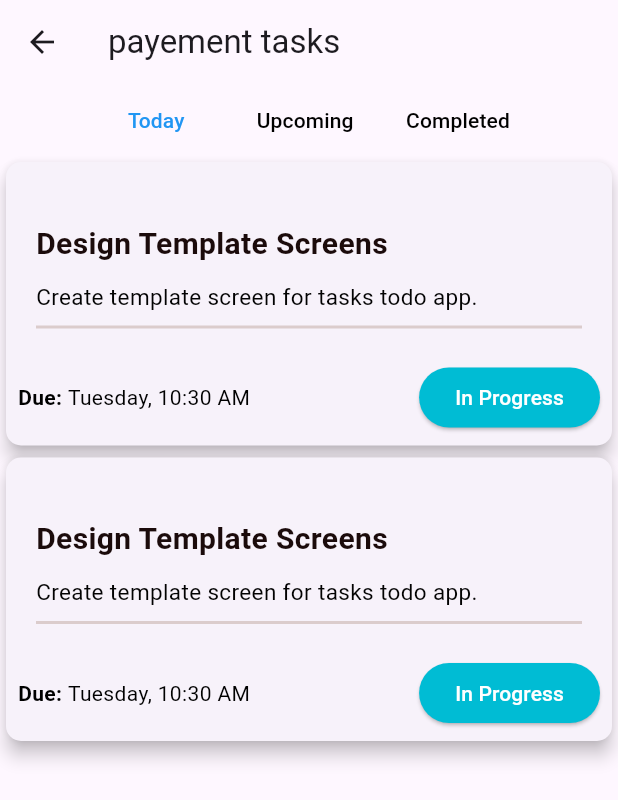
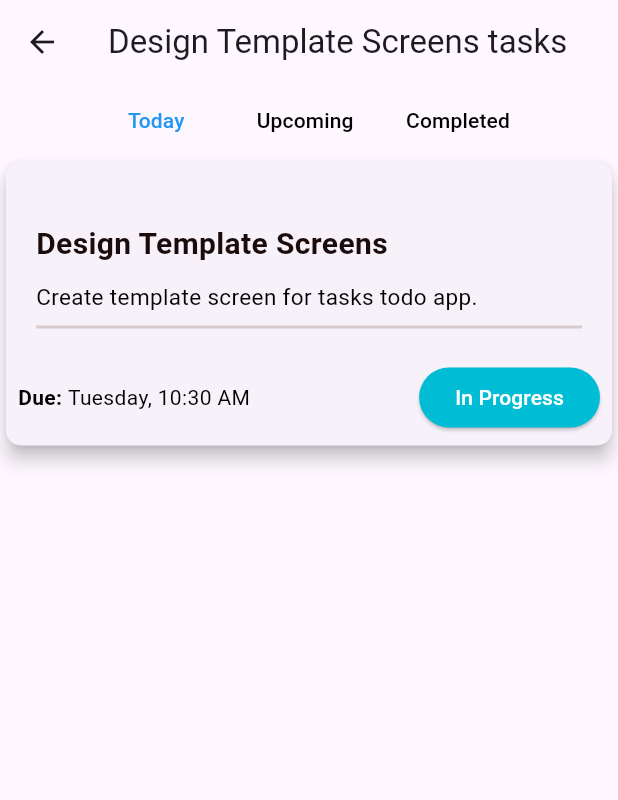
Before and after one commit to TeamSyncAi/Front, a Flutter app: the screen it shows after launch, after a tap on "payement", on a phone screen of 412 x 824 dp. Shown: the top 800 px of the screen. Run offline on Flutter 3.47's test engine with Material 3 defaults, Android fonts, the light colour scheme and no system bars; our stand-ins replace percent_indicator.

Commit message:
Add files via upload

```diff
--- a/lib/main.dart
+++ b/lib/main.dart
@@ -84,64 +84,96 @@ class MyApp extends StatelessWidget {
                       profileImagePaths: const ['images/zz.png'],
                       percentage: 50,
                       imagePath: 'images/pp.png',
+                      task: Task(
+                        taskTitle: 'Design Template Screens',
+                        taskDescription:
+                            'Create template screen for tasks todo app.',
+                        date: DateTime.now(),
+                        members: [
+                          Member(
+                            name: 'ahmed maadi',
+                            email: 'ahmed@example.com',
+                            profileImagePath: ['images/zz.png'],
+                          ),
+                          Member(
+                            name: 'hama boualeg',
+                            email: 'hama@example.com',
+                            profileImagePath: ['images/zz.png'],
+                          ),
+                        ],
+                      ),
                       onTap: () {
                         Navigator.push(
                           context,
                           MaterialPageRoute(
-                            builder: (context) => const TasksPage(
-                              title: 'payement',
-                              profileImagePaths: ['images/zz.png'],
-                            ),
+                            builder: (context) => TasksPage(
+                                task: Task(
+                              taskTitle: 'Design Template Screens',
+                              taskDescription:
+                                  'Create template screen for tasks todo app.',
+                              date: DateTime.now(),
+                              members: [
+                                Member(
+                                  name: 'ahmed maadi',
+                                  email: 'ahmed@example.com',
+                                  profileImagePath: ['images/zz.png'],
+                                ),
+                                Member(
+                                  name: 'hama boualeg',
+                                  email: 'hama@example.com',
+                                  profileImagePath: ['images/zz.png'],
+                                ),
+                              ],
+                            )),
                           ),
                         );
                       },
                     ),
                     ListTileModule(
-                      title: 'Example Task 1',
-                      description: 'Description of the task',
-                      profileImagePaths: const [
-                        'images/zz.png',
-                        'images/zz.png'
-                      ],
+                      title: 'Reclamation ',
+                      description: 'Reclamation description',
+                      profileImagePaths: const ['images/zz.png'],
                       percentage: 50,
                       imagePath: 'images/reclamation.jpg',
+                      task: Task(
+                        taskTitle: 'UI/UX screens',
+                        taskDescription: 'Create UI/UX screens todo app.',
+                        date: DateTime.now(),
+                        members: [
+                          Member(
+                            name: 'ahmed maadi',
+                            email: 'ahmed@example.com',
+                            profileImagePath: ['images/zz.png'],
+                          ),
+                          Member(
+                            name: 'ekbel zrelli',
+                            email: 'ahmed@example.com',
+                            profileImagePath: ['images/zz.png'],
+                          ),
+                        ],
+                      ),
                       onTap: () {
                         Navigator.push(
                           context,
                           MaterialPageRoute(
-                            builder: (context) => const TasksPage(
-                              title: 'Example Task 1',
-                              profileImagePaths: [
-                                'images/zz.png',
-                                'images/zz.png'
+                            builder: (context) => TasksPage(
+                                task: Task(
+                              taskTitle: 'UI/UX screens',
+                              taskDescription: 'Create UI/UX screens todo app.',
+                              date: DateTime.now(),
+                              members: [
+                                Member(
+                                  name: 'ahmed maadi',
+                                  email: 'ahmed@example.com',
+                                  profileImagePath: ['images/zz.png'],
+                                ),
+                                Member(
+                                  name: 'ekbel zrelli',
+                                  email: 'ahmed@example.com',
+                                  profileImagePath: ['images/zz.png'],
+                                ),
                               ],
-                            ),
-                          ),
-                        );
-                      },
-                    ),
-                    ListTileModule(
-                      title: 'Example Task 2',
-                      description: 'Description of the task',
-                      profileImagePaths: const [
-                        'images/zz.png',
-                        'images/zz.png',
-                        'images/zz.png'
-                      ],
-                      percentage: 70,
-                      imagePath: 'images/zzz.jpg',
-                      onTap: () {
-                        Navigator.push(
-                          context,
-                          MaterialPageRoute(
-                            builder: (context) => const TasksPage(
-                              title: 'Example Task 2',
-                              profileImagePaths: [
-                                'images/zz.png',
-                                'images/zz.png',
-                                'images/zz.png'
-                              ],
-                            ),
+                            )),
                           ),
                         );
                       },
--- a/lib/modulesList.dart
+++ b/lib/modulesList.dart
@@ -2,6 +2,7 @@
 // ignore_for_file: file_names, duplicate_ignore
 
 import 'package:flutter/material.dart';
+import 'package:flutter_pim/tasksPage.dart';
 import 'package:percent_indicator/linear_percent_indicator.dart';
 
 class ListTileModule extends StatelessWidget {
@@ -10,6 +11,7 @@ class ListTileModule extends StatelessWidget {
   final List<String> profileImagePaths;
   final int percentage;
   final String imagePath;
+  final Task task; // Add Task property
   final VoidCallback onTap;// New property for image asset path
 
   const ListTileModule({
@@ -19,6 +21,7 @@ class ListTileModule extends StatelessWidget {
     required this.profileImagePaths,
     required this.percentage,
     required this.imagePath,
+     required this.task,
     required this.onTap,
   }) : super(key: key);
 
--- a/lib/tasksDetails.dart
+++ b/lib/tasksDetails.dart
@@ -1,3 +1,5 @@
+// ignore_for_file: file_names
+
 import 'package:flutter/material.dart';
 import 'package:flutter_pim/tasksPage.dart';
 import 'package:intl/intl.dart';
--- a/lib/tasksPage.dart
+++ b/lib/tasksPage.dart
@@ -31,13 +31,11 @@ class Member {
 }
 
 class TasksPage extends StatefulWidget {
-  final String title;
-  final List<String> profileImagePaths;
+  final Task task;
 
   const TasksPage({
     Key? key,
-    required this.title,
-    required this.profileImagePaths,
+    required this.task,
   }) : super(key: key);
 
   @override
@@ -49,83 +47,11 @@ class _TasksPageState extends State<TasksPage> {
 
   @override
   Widget build(BuildContext context) {
-    List<Task> tasks = [
-      Task(
-        taskTitle: 'Design Template Screens',
-        taskDescription: 'Create template screen for tasks todo app.',
-        date: DateTime.now(),
-        members: [
-          Member(
-            name: 'ahmed maadi',
-            email: 'ahmed@example.com',
-            profileImagePath: ['images/zz.png'],
-          ),
-          Member(
-            name: 'hama boualeg',
-            email: 'hama@example.com',
-            profileImagePath: ['images/zz.png'],
-          ),
-          Member(
-            name: 'hama boualeg',
-            email: 'hama@example.com',
-            profileImagePath: ['images/zz.png'],
-          ),
-          Member(
-            name: 'ahmed maadi',
-            email: 'ahmed@example.com',
-            profileImagePath: ['images/zz.png'],
-          ),
-          Member(
-            name: 'ahmed maadi',
-            email: 'ahmed@example.com',
-            profileImagePath: ['images/zz.png'],
-          ),
-        ],
-      ),
-      Task(
-        taskTitle: 'Design Template Screens',
-        taskDescription: 'Create template screen for tasks todo app.',
-        date: DateTime.now(),
-        members: [
-          Member(
-            name: 'ekbel zrelli',
-            email: 'ekbel@example.com',
-            profileImagePath: ['images/zz.png'],
-          ),
-        ],
-      ),
-      // Add more tasks as needed
-    ];
-
-    List<Task> filteredTasks = _selectedDay == 'Today'
-        ? tasks
-            .where((task) =>
-                task.date
-                    .isBefore(DateTime.now().add(const Duration(days: 1))) &&
-                task.date
-                    .isAfter(DateTime.now().subtract(const Duration(days: 1))))
-            .toList()
-        : _selectedDay == 'Upcoming'
-            ? tasks
-                .where((task) =>
-                    task.date.isBefore(
-                        DateTime.now().add(const Duration(days: 1))) &&
-                    task.date.isAfter(
-                        DateTime.now().subtract(const Duration(days: 1))))
-                .toList()
-            : _selectedDay == 'Completed'
-                ? tasks
-                    .where((task) =>
-                        task.date.isBefore(
-                            DateTime.now().add(const Duration(days: 1))) &&
-                        task.date.isAfter(
-                            DateTime.now().subtract(const Duration(days: 1))))
-                    .toList()
-                : [];
+    Task task = widget.task;
 
     return Scaffold(
       appBar: AppBar(
-        title: Text('${widget.title} tasks'),
+        title: Text('${task.taskTitle} tasks'),
       ),
       body: Column(
         children: [
@@ -189,9 +115,8 @@ class _TasksPageState extends State<TasksPage> {
           ),
           Expanded(
             child: ListView.builder(
-              itemCount: filteredTasks.length,
+              itemCount: 1,
               itemBuilder: (context, index) {
-                Task task = filteredTasks[index];
                 return Card(
                   elevation: 5,
                   shape: RoundedRectangleBorder(
```
